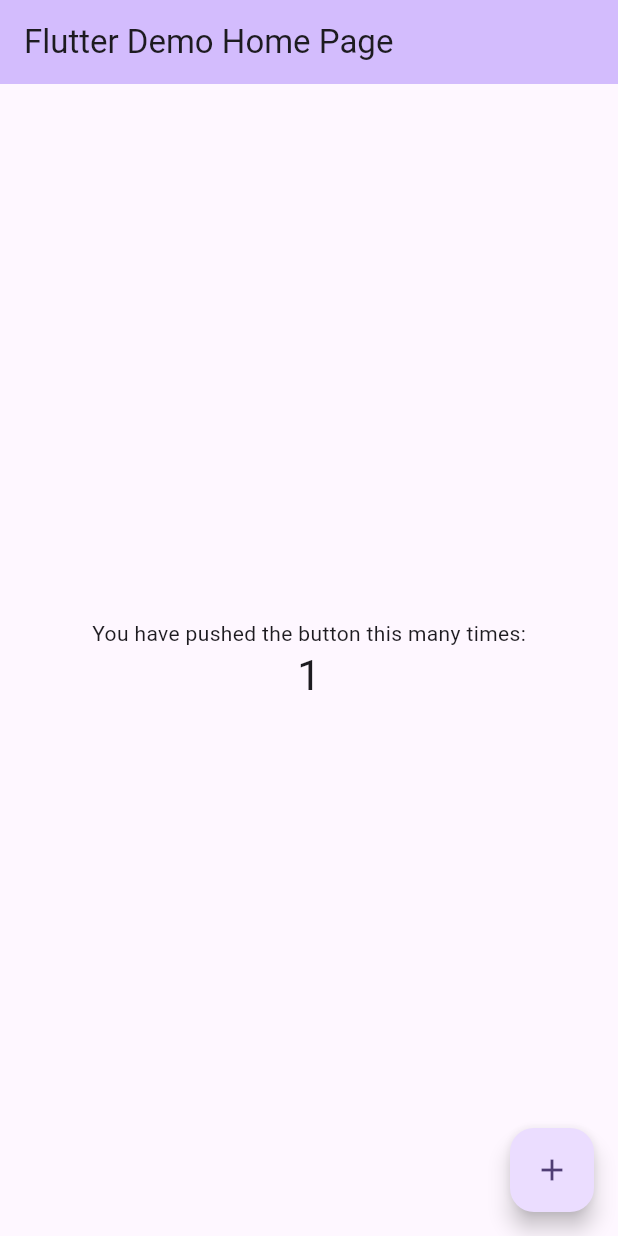
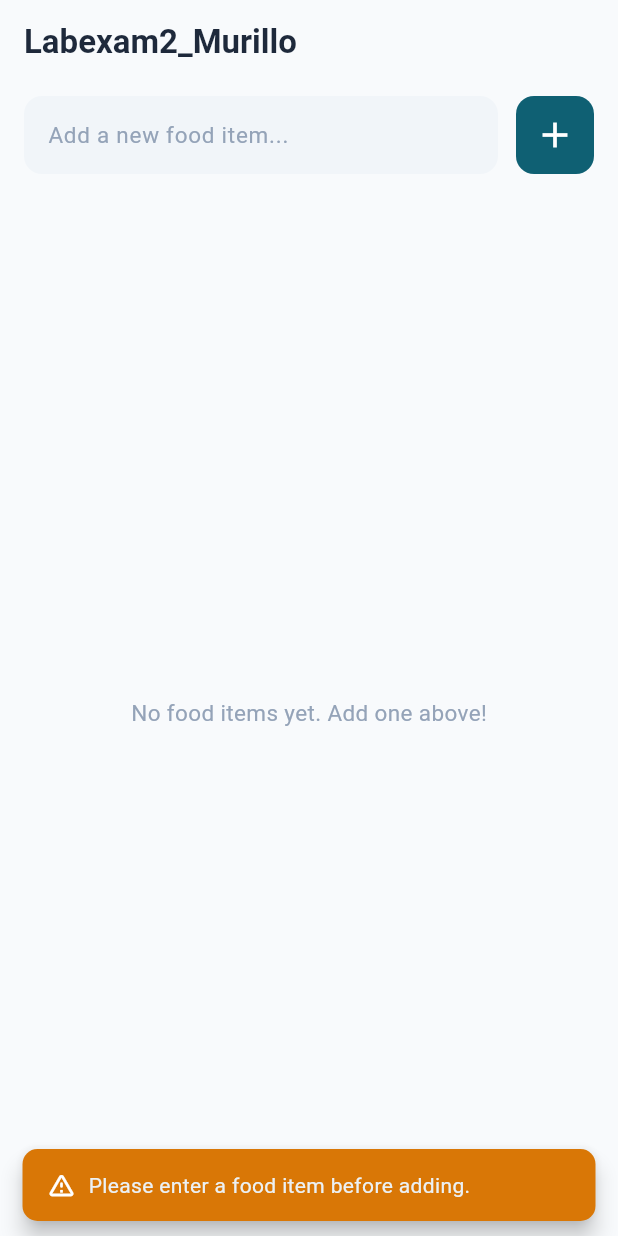
Before and after one commit to 90377Sednaaa/murillo_labexam2, a Flutter app: the screen it shows after launch, after a tap on the "add" icon, on a phone screen of 412 x 824 dp. Run offline on Flutter 3.47's test engine with Material 3 defaults, Android fonts, the light colour scheme and no system bars; our stand-ins replace cloud_firestore, firebase_core; accounts and stored records are empty.

Commit message:
Implement Food List app with Firestore CRUD operations, validations, and separate views/logic

```diff
--- /dev/null
+++ b/lib/crud.dart
@@ -0,0 +1,60 @@
+import 'package:cloud_firestore/cloud_firestore.dart';
+
+/// Service class handling CRUD (Create, Read, Update, Delete) operations
+/// and validations for Food items in Firebase Firestore.
+class FirestoreService {
+  final CollectionReference<Map<String, dynamic>> _foodsCollection =
+      FirebaseFirestore.instance.collection('foods');
+
+  /// Check if a food item name already exists in Firestore (case-insensitive).
+  /// [excludeDocId] is used during edits to ignore the document being updated.
+  Future<bool> isDuplicate(String foodName, {String? excludeDocId}) async {
+    final querySnapshot = await _foodsCollection.get();
+    final normalized = foodName.trim().toLowerCase();
+
+    for (final doc in querySnapshot.docs) {
+      if (excludeDocId != null && doc.id == excludeDocId) {
+        continue;
+      }
+      final existing = (doc.data()['name'] as String? ?? '').trim().toLowerCase();
+      if (existing == normalized) {
+        return true;
+      }
+    }
+    return false;
+  }
+
+  /// CREATE: Add a new food item to Firestore
+  Future<void> addFood(String foodName) async {
+    final trimmedName = foodName.trim();
+    if (trimmedName.isEmpty) return;
+
+    await _foodsCollection.add({
+      'name': trimmedName,
+      'createdAt': FieldValue.serverTimestamp(),
+    });
+  }
+
+  /// READ: Real-time stream of all food items ordered by creation time
+  Stream<QuerySnapshot<Map<String, dynamic>>> getFoodsStream() {
+    return _foodsCollection
+        .orderBy('createdAt', descending: true)
+        .snapshots();
+  }
+
+  /// UPDATE: Update an existing food item name by document ID
+  Future<void> updateFood(String docId, String newName) async {
+    final trimmedName = newName.trim();
+    if (trimmedName.isEmpty) return;
+
+    await _foodsCollection.doc(docId).update({
+      'name': trimmedName,
+      'updatedAt': FieldValue.serverTimestamp(),
+    });
+  }
+
+  /// DELETE: Remove a food item by document ID
+  Future<void> deleteFood(String docId) async {
+    await _foodsCollection.doc(docId).delete();
+  }
+}
--- /dev/null
+++ b/lib/food_list_view.dart
@@ -0,0 +1,437 @@
+import 'package:cloud_firestore/cloud_firestore.dart';
+import 'package:flutter/material.dart';
+import 'crud.dart';
+
+class FoodListView extends StatefulWidget {
+  const FoodListView({super.key});
+
+  @override
+  State<FoodListView> createState() => _FoodListViewState();
+}
+
+class _FoodListViewState extends State<FoodListView> {
+  final FirestoreService _firestoreService = FirestoreService();
+  final TextEditingController _foodController = TextEditingController();
+  bool _isAdding = false;
+
+  @override
+  void dispose() {
+    _foodController.dispose();
+    super.dispose();
+  }
+
+  void _showWarning(String message) {
+    if (!mounted) return;
+    ScaffoldMessenger.of(context).hideCurrentSnackBar();
+    ScaffoldMessenger.of(context).showSnackBar(
+      SnackBar(
+        content: Row(
+          children: [
+            const Icon(Icons.warning_amber_rounded, color: Colors.white, size: 20),
+            const SizedBox(width: 8),
+            Expanded(child: Text(message)),
+          ],
+        ),
+        backgroundColor: const Color(0xFFD97706), // warm amber/orange
+        behavior: SnackBarBehavior.floating,
+        shape: RoundedRectangleBorder(borderRadius: BorderRadius.circular(10)),
+        duration: const Duration(seconds: 2),
+      ),
+    );
+  }
+
+  void _showSuccess(String message) {
+    if (!mounted) return;
+    ScaffoldMessenger.of(context).hideCurrentSnackBar();
+    ScaffoldMessenger.of(context).showSnackBar(
+      SnackBar(
+        content: Text(message),
+        backgroundColor: const Color(0xFF0F6073),
+        behavior: SnackBarBehavior.floating,
+        shape: RoundedRectangleBorder(borderRadius: BorderRadius.circular(10)),
+        duration: const Duration(seconds: 2),
+      ),
+    );
+  }
+
+  Future<void> _addFood() async {
+    final text = _foodController.text.trim();
+
+    // 1. Empty input validation
+    if (text.isEmpty) {
+      _showWarning('Please enter a food item before adding.');
+      return;
+    }
+
+    setState(() => _isAdding = true);
+
+    try {
+      // 2. Duplicate validation
+      final isDup = await _firestoreService.isDuplicate(text);
+      if (isDup) {
+        _showWarning('"$text" is already in your food list!');
+        setState(() => _isAdding = false);
+        return;
+      }
+
+      // 3. Add to Firestore
+      await _firestoreService.addFood(text);
+      _foodController.clear();
+      if (mounted) {
+        FocusScope.of(context).unfocus();
+        _showSuccess('Added "$text" successfully.');
+      }
+    } catch (e) {
+      _showWarning('Failed to add food: $e');
+    } finally {
+      if (mounted) {
+        setState(() => _isAdding = false);
+      }
+    }
+  }
+
+  void _showEditDialog(String docId, String currentName) {
+    final editController = TextEditingController(text: currentName);
+    String? errorMessage;
+
+    showDialog(
+      context: context,
+      builder: (context) {
+        return StatefulBuilder(
+          builder: (context, setDialogState) {
+            return AlertDialog(
+              shape: RoundedRectangleBorder(
+                borderRadius: BorderRadius.circular(16),
+              ),
+              title: const Text(
+                'Edit Food Item',
+                style: TextStyle(fontWeight: FontWeight.bold, fontSize: 18),
+              ),
+              content: Column(
+                mainAxisSize: MainAxisSize.min,
+                crossAxisAlignment: CrossAxisAlignment.start,
+                children: [
+                  TextField(
+                    controller: editController,
+                    autofocus: true,
+                    decoration: InputDecoration(
+                      hintText: 'Enter new food name',
+                      filled: true,
+                      fillColor: const Color(0xFFF2F4F7),
+                      border: OutlineInputBorder(
+                        borderRadius: BorderRadius.circular(12),
+                        borderSide: BorderSide.none,
+                      ),
+                      contentPadding: const EdgeInsets.symmetric(
+                        horizontal: 16,
+                        vertical: 12,
+                      ),
+                    ),
+                  ),
+                  if (errorMessage != null) ...[
+                    const SizedBox(height: 8),
+                    Text(
+                      errorMessage!,
+                      style: const TextStyle(
+                        color: Color(0xFFDC2626),
+                        fontSize: 13,
+                        fontWeight: FontWeight.w500,
+                      ),
+                    ),
+                  ],
+                ],
+              ),
+              actions: [
+                TextButton(
+                  onPressed: () => Navigator.of(context).pop(),
+                  child: const Text('Cancel', style: TextStyle(color: Colors.grey)),
+                ),
+                ElevatedButton(
+                  style: ElevatedButton.styleFrom(
+                    backgroundColor: const Color(0xFF0F6073),
+                    foregroundColor: Colors.white,
+                    shape: RoundedRectangleBorder(
+                      borderRadius: BorderRadius.circular(8),
+                    ),
+                  ),
+                  onPressed: () async {
+                    final updatedText = editController.text.trim();
+
+                    // Empty validation
+                    if (updatedText.isEmpty) {
+                      setDialogState(() {
+                        errorMessage = 'Food name cannot be empty.';
+                      });
+                      return;
+                    }
+
+                    // Duplicate validation (excluding current item)
+                    final isDup = await _firestoreService.isDuplicate(
+                      updatedText,
+                      excludeDocId: docId,
+                    );
+                    if (isDup) {
+                      setDialogState(() {
+                        errorMessage = '"$updatedText" already exists in the list.';
+                      });
+                      return;
+                    }
+
+                    await _firestoreService.updateFood(docId, updatedText);
+                    if (context.mounted) {
+                      Navigator.of(context).pop();
+                      _showSuccess('Updated to "$updatedText".');
+                    }
+                  },
+                  child: const Text('Save'),
+                ),
+              ],
+            );
+          },
+        );
+      },
+    );
+  }
+
+  void _confirmDelete(String docId, String foodName) {
+    showDialog(
+      context: context,
+      builder: (context) {
+        return AlertDialog(
+          shape: RoundedRectangleBorder(
+            borderRadius: BorderRadius.circular(16),
+          ),
+          title: const Text(
+            'Delete Food Item',
+            style: TextStyle(fontWeight: FontWeight.bold, fontSize: 18),
+          ),
+          content: Text('Are you sure you want to delete "$foodName"?'),
+          actions: [
+            TextButton(
+              onPressed: () => Navigator.of(context).pop(),
+              child: const Text('Cancel', style: TextStyle(color: Colors.grey)),
+            ),
+            ElevatedButton(
+              style: ElevatedButton.styleFrom(
+                backgroundColor: const Color(0xFFD34545),
+                foregroundColor: Colors.white,
+                shape: RoundedRectangleBorder(
+                  borderRadius: BorderRadius.circular(8),
+                ),
+              ),
+              onPressed: () {
+                _firestoreService.deleteFood(docId);
+                Navigator.of(context).pop();
+                _showSuccess('Deleted "$foodName".');
+              },
+              child: const Text('Delete'),
+            ),
+          ],
+        );
+      },
+    );
+  }
+
+  @override
+  Widget build(BuildContext context) {
+    return Scaffold(
+      backgroundColor: const Color(0xFFF8FAFC),
+      appBar: AppBar(
+        backgroundColor: Colors.transparent,
+        elevation: 0,
+        scrolledUnderElevation: 0,
+        title: const Text(
+          'Labexam2_Murillo',
+          style: TextStyle(
+            color: Color(0xFF1E293B),
+            fontSize: 22,
+            fontWeight: FontWeight.bold,
+          ),
+        ),
+      ),
+      body: SafeArea(
+        child: Padding(
+          padding: const EdgeInsets.symmetric(horizontal: 16.0, vertical: 8.0),
+          child: Column(
+            children: [
+              // Top Input Row
+              Row(
+                children: [
+                  Expanded(
+                    child: Container(
+                      height: 52,
+                      decoration: BoxDecoration(
+                        color: const Color(0xFFF1F5F9),
+                        borderRadius: BorderRadius.circular(12),
+                      ),
+                      child: TextField(
+                        controller: _foodController,
+                        onSubmitted: (_) => _addFood(),
+                        decoration: const InputDecoration(
+                          hintText: 'Add a new food item...',
+                          hintStyle: TextStyle(
+                            color: Color(0xFF94A3B8),
+                            fontSize: 15,
+                          ),
+                          border: InputBorder.none,
+                          contentPadding: EdgeInsets.symmetric(
+                            horizontal: 16,
+                            vertical: 14,
+                          ),
+                        ),
+                      ),
+                    ),
+                  ),
+                  const SizedBox(width: 12),
+                  SizedBox(
+                    height: 52,
+                    width: 52,
+                    child: ElevatedButton(
+                      style: ElevatedButton.styleFrom(
+                        backgroundColor: const Color(0xFF0F6073),
+                        foregroundColor: Colors.white,
+                        padding: EdgeInsets.zero,
+                        elevation: 0,
+                        shape: RoundedRectangleBorder(
+                          borderRadius: BorderRadius.circular(12),
+                        ),
+                      ),
+                      onPressed: _isAdding ? null : _addFood,
+                      child: _isAdding
+                          ? const SizedBox(
+                              width: 22,
+                              height: 22,
+                              child: CircularProgressIndicator(
+                                strokeWidth: 2,
+                                color: Colors.white,
+                              ),
+                            )
+                          : const Icon(Icons.add, size: 28),
+                    ),
+                  ),
+                ],
+              ),
+              const SizedBox(height: 18),
+
+              // Food List (Real-time StreamBuilder)
+              Expanded(
+                child: StreamBuilder<QuerySnapshot<Map<String, dynamic>>>(
+                  stream: _firestoreService.getFoodsStream(),
+                  builder: (context, snapshot) {
+                    if (snapshot.connectionState == ConnectionState.waiting) {
+                      return const Center(
+                        child: CircularProgressIndicator(
+                          color: Color(0xFF0F6073),
+                        ),
+                      );
+                    }
+
+                    if (snapshot.hasError) {
+                      return Center(
+                        child: Text(
+                          'Error: ${snapshot.error}',
+                          style: const TextStyle(color: Colors.red),
+                        ),
+                      );
+                    }
+
+                    final docs = snapshot.data?.docs ?? [];
+
+                    if (docs.isEmpty) {
+                      return const Center(
+                        child: Text(
+                          'No food items yet. Add one above!',
+                          style: TextStyle(
+                            color: Color(0xFF94A3B8),
+                            fontSize: 15,
+                          ),
+                        ),
+                      );
+                    }
+
+                    return ListView.separated(
+                      itemCount: docs.length,
+                      separatorBuilder: (_, _) => const SizedBox(height: 12),
+                      itemBuilder: (context, index) {
+                        final doc = docs[index];
+                        final data = doc.data();
+                        final foodName = data['name'] as String? ?? '';
+
+                        return Container(
+                          padding: const EdgeInsets.symmetric(
+                            horizontal: 16,
+                            vertical: 12,
+                          ),
+                          decoration: BoxDecoration(
+                            color: Colors.white,
+                            borderRadius: BorderRadius.circular(14),
+                            boxShadow: [
+                              BoxShadow(
+                                color: Colors.black.withValues(alpha: 0.04),
+                                blurRadius: 8,
+                                offset: const Offset(0, 2),
+                              ),
+                            ],
+                            border: Border.all(
+                              color: const Color(0xFFF1F5F9),
+                              width: 1,
+                            ),
+                          ),
+                          child: Row(
+                            children: [
+                              // Food Name
+                              Expanded(
+                                child: Text(
+                                  foodName,
+                                  style: const TextStyle(
+                                    fontSize: 15,
+                                    color: Color(0xFF1E293B),
+                                    fontWeight: FontWeight.w500,
+                                  ),
+                                ),
+                              ),
+
+                              // Edit Button (Grey Pencil)
+                              IconButton(
+                                constraints: const BoxConstraints(),
+                                padding: const EdgeInsets.all(6),
+                                icon: const Icon(
+                                  Icons.edit_outlined,
+                                  color: Color(0xFF64748B),
+                                  size: 20,
+                                ),
+                                onPressed: () =>
+                                    _showEditDialog(doc.id, foodName),
+                                tooltip: 'Edit',
+                              ),
+
+                              const SizedBox(width: 4),
+
+                              // Delete Button (Red Trash)
+                              IconButton(
+                                constraints: const BoxConstraints(),
+                                padding: const EdgeInsets.all(6),
+                                icon: const Icon(
+                                  Icons.delete_outline_rounded,
+                                  color: Color(0xFFDC2626),
+                                  size: 20,
+                                ),
+                                onPressed: () =>
+                                    _confirmDelete(doc.id, foodName),
+                                tooltip: 'Delete',
+                              ),
+                            ],
+                          ),
+                        );
+                      },
+                    );
+                  },
+                ),
+              ),
+            ],
+          ),
+        ),
+      ),
+    );
+  }
+}
--- a/lib/main.dart
+++ b/lib/main.dart
@@ -1,122 +1,32 @@
 import 'package:flutter/material.dart';
+import 'package:firebase_core/firebase_core.dart';
+import 'firebase_options.dart';
+import 'food_list_view.dart';
 
-void main() {
+void main() async {
+  WidgetsFlutterBinding.ensureInitialized();
+  await Firebase.initializeApp(
+    options: DefaultFirebaseOptions.currentPlatform,
+  );
   runApp(const MyApp());
 }
 
 class MyApp extends StatelessWidget {
   const MyApp({super.key});
 
-  // This widget is the root of your application.
   @override
   Widget build(BuildContext context) {
     return MaterialApp(
-      title: 'Flutter Demo',
+      title: 'Labexam2_Murillo',
+      debugShowCheckedModeBanner: false,
       theme: ThemeData(
-        // This is the theme of your application.
-        //
-        // TRY THIS: Try running your application with "flutter run". You'll see
-        // the application has a purple toolbar. Then, without quitting the app,
-        // try changing the seedColor in the colorScheme below to Colors.green
-        // and then invoke "hot reload" (save your changes or press the "hot
-        // reload" button in a Flutter-supported IDE, or press "r" if you used
-        // the command line to start the app).
-        //
-        // Notice that the counter didn't reset back to zero; the application
-        // state is not lost during the reload. To reset the state, use hot
-        // restart instead.
-        //
-        // This works for code too, not just values: Most code changes can be
-        // tested with just a hot reload.
-        colorScheme: .fromSeed(seedColor: Colors.deepPurple),
+        colorScheme: ColorScheme.fromSeed(
+          seedColor: const Color(0xFF0F6073),
+        ),
+        useMaterial3: true,
+        scaffoldBackgroundColor: const Color(0xFFF8FAFC),
       ),
-      home: const MyHomePage(title: 'Flutter Demo Home Page'),
+      home: const FoodListView(),
     );
   }
 }
-
-class MyHomePage extends StatefulWidget {
-  const MyHomePage({super.key, required this.title});
-
-  // This widget is the home page of your application. It is stateful, meaning
-  // that it has a State object (defined below) that contains fields that affect
-  // how it looks.
-
-  // This class is the configuration for the state. It holds the values (in this
-  // case the title) provided by the parent (in this case the App widget) and
-  // used by the build method of the State. Fields in a Widget subclass are
-  // always marked "final".
-
-  final String title;
-
-  @override
-  State<MyHomePage> createState() => _MyHomePageState();
-}
-
-class _MyHomePageState extends State<MyHomePage> {
-  int _counter = 0;
-
-  void _incrementCounter() {
-    setState(() {
-      // This call to setState tells the Flutter framework that something has
-      // changed in this State, which causes it to rerun the build method below
-      // so that the display can reflect the updated values. If we changed
-      // _counter without calling setState(), then the build method would not be
-      // called again, and so nothing would appear to happen.
-      _counter++;
-    });
-  }
-
-  @override
-  Widget build(BuildContext context) {
-    // This method is rerun every time setState is called, for instance as done
-    // by the _incrementCounter method above.
-    //
-    // The Flutter framework has been optimized to make rerunning build methods
-    // fast, so that you can just rebuild anything that needs updating rather
-    // than having to individually change instances of widgets.
-    return Scaffold(
-      appBar: AppBar(
-        // TRY THIS: Try changing the color here to a specific color (to
-        // Colors.amber, perhaps?) and trigger a hot reload to see the AppBar
-        // change color while the other colors stay the same.
-        backgroundColor: Theme.of(context).colorScheme.inversePrimary,
-        // Here we take the value from the MyHomePage object that was created by
-        // the App.build method, and use it to set our appbar title.
-        title: Text(widget.title),
-      ),
-      body: Center(
-        // Center is a layout widget. It takes a single child and positions it
-        // in the middle of the parent.
-        child: Column(
-          // Column is also a layout widget. It takes a list of children and
-          // arranges them vertically. By default, it sizes itself to fit its
-          // children horizontally, and tries to be as tall as its parent.
-          //
-          // Column has various properties to control how it sizes itself and
-          // how it positions its children. Here we use mainAxisAlignment to
-          // center the children vertically; the main axis here is the vertical
-          // axis because Columns are vertical (the cross axis would be
-          // horizontal).
-          //
-          // TRY THIS: Invoke "debug painting" (choose the "Toggle Debug Paint"
-          // action in the IDE, or press "p" in the console), to see the
-          // wireframe for each widget.
-          mainAxisAlignment: .center,
-          children: [
-            const Text('You have pushed the button this many times:'),
-            Text(
-              '$_counter',
-              style: Theme.of(context).textTheme.headlineMedium,
-            ),
-          ],
-        ),
-      ),
-      floatingActionButton: FloatingActionButton(
-        onPressed: _incrementCounter,
-        tooltip: 'Increment',
-        child: const Icon(Icons.add),
-      ),
-    );
-  }
-}
--- a/pubspec.yaml
+++ b/pubspec.yaml
@@ -34,6 +34,8 @@ dependencies:
   # The following adds the Cupertino Icons font to your application.
   # Use with the CupertinoIcons class for iOS style icons.
   cupertino_icons: ^1.0.8
+  firebase_core: ^4.15.0
+  cloud_firestore: ^6.10.0
 
 dev_dependencies:
   flutter_test:
```
Also changed, not shown: firebase.json (added), lib/firebase_options.dart (added), pubspec.lock, 13 other files.
